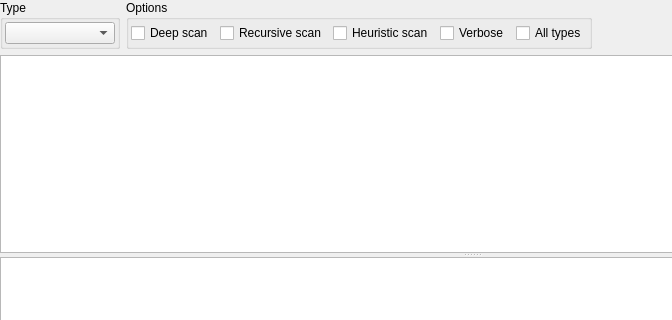
Before: the Qt Designer form diewidgetadvanced.ui in horsicq/die_widget, drawn with Qt 5; both pictures show x 0 to 672 and y 0 to 320 of the 944 by 482 pixel window.
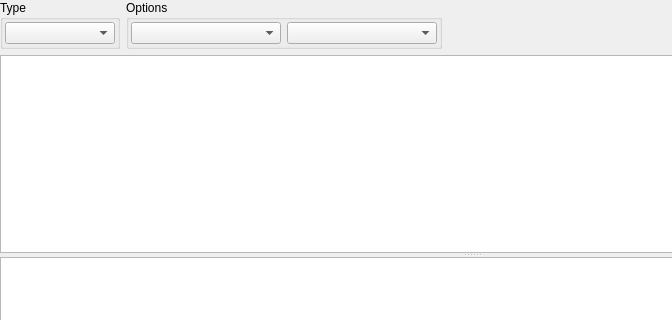
After: the same form once the commit is applied. Custom widgets are drawn as their Qt base class.

```diff
--- a/diewidgetadvanced.ui
+++ b/diewidgetadvanced.ui
@@ -77,37 +77,22 @@
          <number>2</number>
         </property>
         <item>
-         <widget class="QCheckBox" name="checkBoxDeepScan">
-          <property name="text">
-           <string>Deep scan</string>
+         <widget class="XComboBoxEx" name="comboBoxFlags">
+          <property name="minimumSize">
+           <size>
+            <width>150</width>
+            <height>0</height>
+           </size>
           </property>
          </widget>
         </item>
         <item>
-         <widget class="QCheckBox" name="checkBoxRecursiveScan">
-          <property name="text">
-           <string>Recursive scan</string>
-          </property>
-         </widget>
-        </item>
-        <item>
-         <widget class="QCheckBox" name="checkBoxHeuristicScan">
-          <property name="text">
-           <string>Heuristic scan</string>
-          </property>
-         </widget>
-        </item>
-        <item>
-         <widget class="QCheckBox" name="checkBoxVerbose">
-          <property name="text">
-           <string>Verbose</string>
-          </property>
-         </widget>
-        </item>
-        <item>
-         <widget class="QCheckBox" name="checkBoxAllTypesScan">
-          <property name="text">
-           <string>All types</string>
+         <widget class="XComboBoxEx" name="comboBoxDatabases">
+          <property name="minimumSize">
+           <size>
+            <width>150</width>
+            <height>0</height>
+           </size>
           </property>
          </widget>
         </item>
@@ -234,6 +219,11 @@
   </layout>
  </widget>
  <customwidgets>
+  <customwidget>
+   <class>XComboBoxEx</class>
+   <extends>QComboBox</extends>
+   <header>xcomboboxex.h</header>
+  </customwidget>
   <customwidget>
    <class>DIE_SignatureEdit</class>
    <extends>QPlainTextEdit</extends>
```
